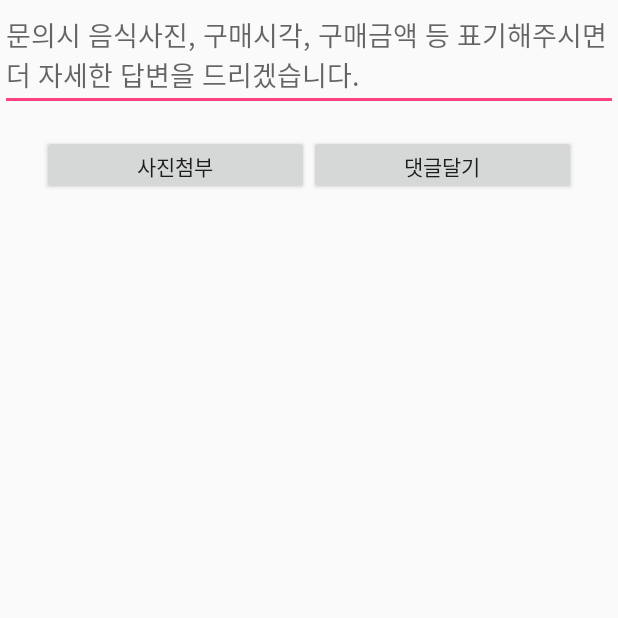
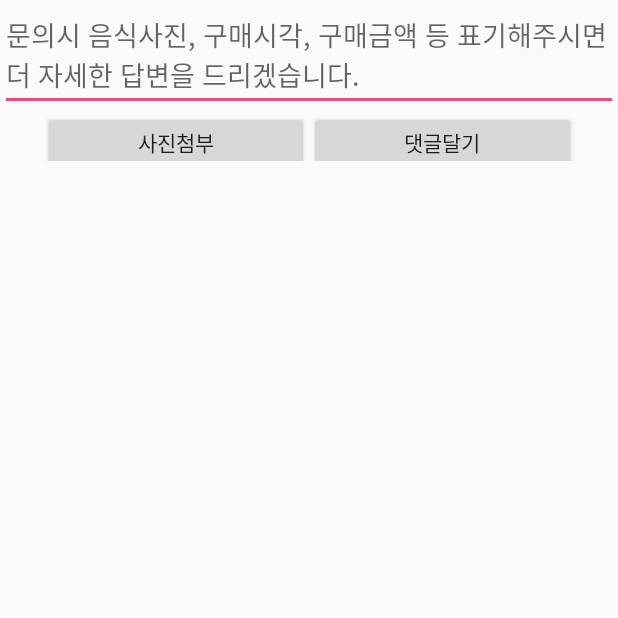
Before and after one commit to TrustOne/ddang, an Android app: the Comment_Activity_1 screen opened directly, with no data from a screen before it, on a phone screen of 412 x 824 dp, the top half of it. Run offline under Robolectric (Android 15) with nearby library versions, the phone set to English and light mode, and no system bars; our stand-ins replace Firebase (no records; nobody signed in at launch, a user with empty details on screens opened directly); libraries missing offline, so code that uses them is left out: com.facebook, com.facebook.login.

Commit message:
180809_첫번째

```diff
--- a/app/build.gradle
+++ b/app/build.gradle
@@ -25,6 +25,7 @@ dependencies {
     implementation 'com.facebook.android:facebook-login:[4,5)'
     implementation 'com.google.firebase:firebase-storage:16.0.1'
     implementation 'com.firebaseui:firebase-ui-storage:0.6.0'
+
     testImplementation 'junit:junit:4.12'
     androidTestImplementation 'com.android.support.test:runner:1.0.2'
     androidTestImplementation 'com.android.support.test.espresso:espresso-core:3.0.2'
@@ -34,6 +35,7 @@ dependencies {
     compile 'com.google.android.gms:play-services-auth:15.0.1'
     compile 'com.google.firebase:firebase-firestore:15.0.0'
     compile 'com.github.bumptech.glide:glide:3.7.0'
+
     //   compile files('libs/naveridlogin_android_sdk_4.2.0.aar')
 
 
--- a/app/src/main/res/layout/activity_comment__1.xml
+++ b/app/src/main/res/layout/activity_comment__1.xml
@@ -19,7 +19,6 @@
             android:id="@+id/linearLayout3"
             android:layout_width="match_parent"
             android:layout_height="wrap_content"
-            android:layout_marginBottom="8dp"
             android:orientation="vertical"
             app:layout_constraintBottom_toBottomOf="parent"
             app:layout_constraintStart_toStartOf="parent"
@@ -55,12 +54,9 @@
         </LinearLayout>
 
         <LinearLayout
-            android:layout_width="356dp"
-            android:layout_height="47dp"
-            android:layout_marginBottom="116dp"
-            android:layout_marginEnd="8dp"
-            android:layout_marginStart="8dp"
-            android:layout_marginTop="8dp"
+            android:id="@+id/linearLayout2"
+            android:layout_width="355dp"
+            android:layout_height="33dp"
             android:orientation="horizontal"
             app:layout_constraintBottom_toBottomOf="parent"
             app:layout_constraintEnd_toEndOf="parent"
@@ -72,7 +68,6 @@
                 android:id="@+id/button3"
                 android:layout_width="wrap_content"
                 android:layout_height="40dp"
-                android:layout_marginTop="8dp"
                 android:layout_weight="1"
                 android:onClick="image_click"
                 android:text="사진첨부"
@@ -87,7 +82,6 @@
                 android:id="@+id/button2"
                 android:layout_width="wrap_content"
                 android:layout_height="40dp"
-                android:layout_marginTop="8dp"
                 android:layout_weight="1"
                 android:onClick="upload"
                 android:text="댓글달기"
@@ -98,5 +92,15 @@
                 app:layout_constraintTop_toBottomOf="@+id/scrollView2"
                 app:layout_constraintVertical_bias="0.0" />
         </LinearLayout>
+
+        <ListView
+            android:id="@+id/listview"
+            android:layout_width="match_parent"
+            android:layout_height="match_parent"
+            app:layout_constraintBottom_toBottomOf="parent"
+            app:layout_constraintEnd_toEndOf="parent"
+            app:layout_constraintStart_toStartOf="parent"
+            app:layout_constraintTop_toBottomOf="@+id/linearLayout2"
+            tools:ignore="MissingConstraints" />
     </android.support.constraint.ConstraintLayout>
 </ScrollView>
```
Also changed, not shown: app/src/main/java/com/example/administrator/secondlogin/Comment_Activity_1.java (+74 -21 lines), app/src/main/res/layout/listview_layout.xml (added, +35 -0 lines).
